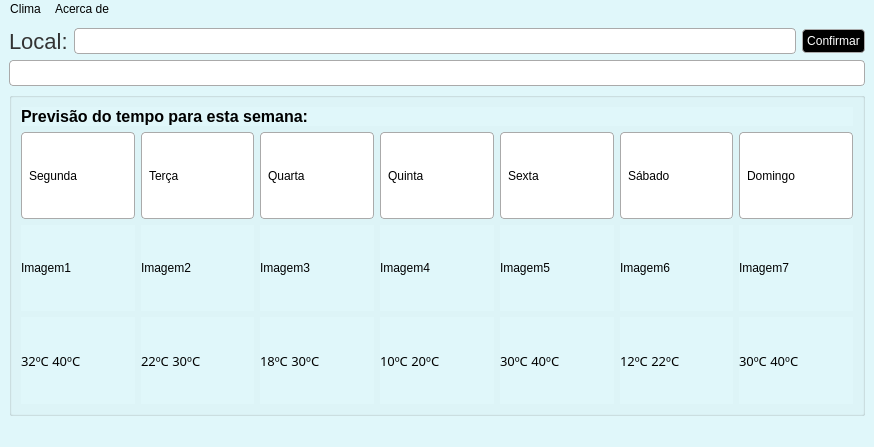
Old version of the form WeatherApp/app/ui/gui.ui in the repository Joao2Pereira1/Learning-Projects.
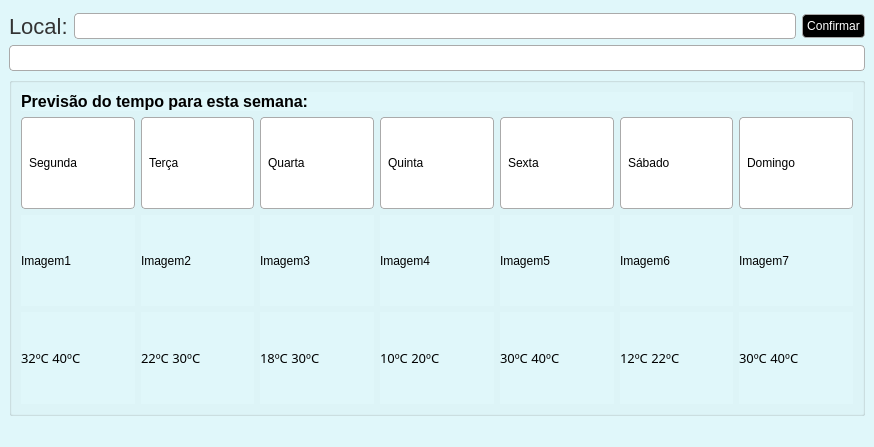
New version of the form.

What changed in the file:
```diff
--- a/WeatherApp/app/ui/gui.ui
+++ b/WeatherApp/app/ui/gui.ui
@@ -116,7 +116,7 @@
       <property name="styleSheet">
        <string notr="true"/>
       </property>
-      <property name="title">
+      <property name="forecastTitle">
        <string/>
       </property>
       <layout class="QGridLayout" name="gridLayout_3">
@@ -697,18 +697,18 @@
      <height>27</height>
     </rect>
    </property>
-   <widget class="QMenu" name="menuClima">
-    <property name="title">
+   <widget class="QMenu" name="weatherMenu">
+    <property name="forecastTitle">
      <string>Clima</string>
     </property>
    </widget>
-   <widget class="QMenu" name="menuAcerca_de">
-    <property name="title">
+   <widget class="QMenu" name="helpMenu">
+    <property name="forecastTitle">
      <string>Acerca de</string>
     </property>
    </widget>
-   <addaction name="menuClima"/>
-   <addaction name="menuAcerca_de"/>
+   <addaction name="weatherMenu"/>
+   <addaction name="helpMenu"/>
   </widget>
   <widget class="QStatusBar" name="statusbar"/>
  </widget>
```
Left out of the diff: 8 changed lines with no effect on the pictures.
